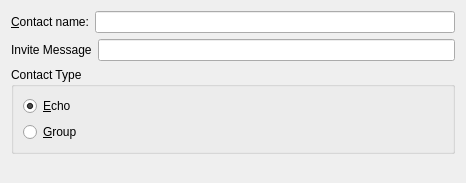
First picture: the form in webqqaddui.ui, repository badcell/kopete-lwqq, before the edit.
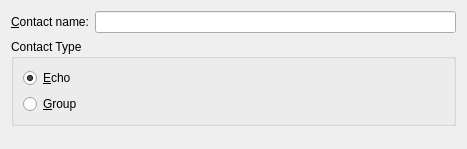
Second picture: the form after the edit.

The edit to the form file:
```diff
--- a/webqqaddui.ui
+++ b/webqqaddui.ui
@@ -7,14 +7,27 @@
     <x>0</x>
     <y>0</y>
     <width>466</width>
-    <height>183</height>
+    <height>149</height>
    </rect>
   </property>
-  <layout class="QVBoxLayout" name="verticalLayout_2">
+  <layout class="QVBoxLayout">
    <item>
-    <layout class="QVBoxLayout" name="verticalLayout">
-     <item>
-      <layout class="QHBoxLayout" name="horizontalLayout">
+    <layout class="QHBoxLayout">
+     <property name="spacing">
+      <number>6</number>
+     </property>
+     <property name="leftMargin">
+      <number>0</number>
+     </property>
+     <property name="topMargin">
+      <number>0</number>
+     </property>
+     <property name="rightMargin">
+      <number>0</number>
+     </property>
+     <property name="bottomMargin">
+      <number>0</number>
+     </property>
        <item>
         <widget class="QLabel" name="textLabel1">
          <property name="toolTip">
@@ -44,22 +57,6 @@
       </layout>
      </item>
      <item>
-      <layout class="QHBoxLayout" name="horizontalLayout_2">
-       <item>
-        <widget class="QLabel" name="label">
-         <property name="text">
-          <string>Invite Message</string>
-         </property>
-        </widget>
-       </item>
-       <item>
-        <widget class="QLineEdit" name="invite_message"/>
-       </item>
-      </layout>
-     </item>
-    </layout>
-   </item>
-   <item>
     <widget class="QGroupBox" name="groupBox">
      <property name="title">
       <string>Contact Type</string>
@@ -92,13 +89,16 @@
     </widget>
    </item>
    <item>
-    <spacer name="verticalSpacer">
+    <spacer>
      <property name="orientation">
       <enum>Qt::Vertical</enum>
      </property>
+     <property name="sizeType">
+      <enum>QSizePolicy::Expanding</enum>
+     </property>
      <property name="sizeHint" stdset="0">
       <size>
-       <width>20</width>
+       <width>445</width>
        <height>0</height>
       </size>
      </property>
```
Lines whose indentation alone changed are shown as unchanged.
